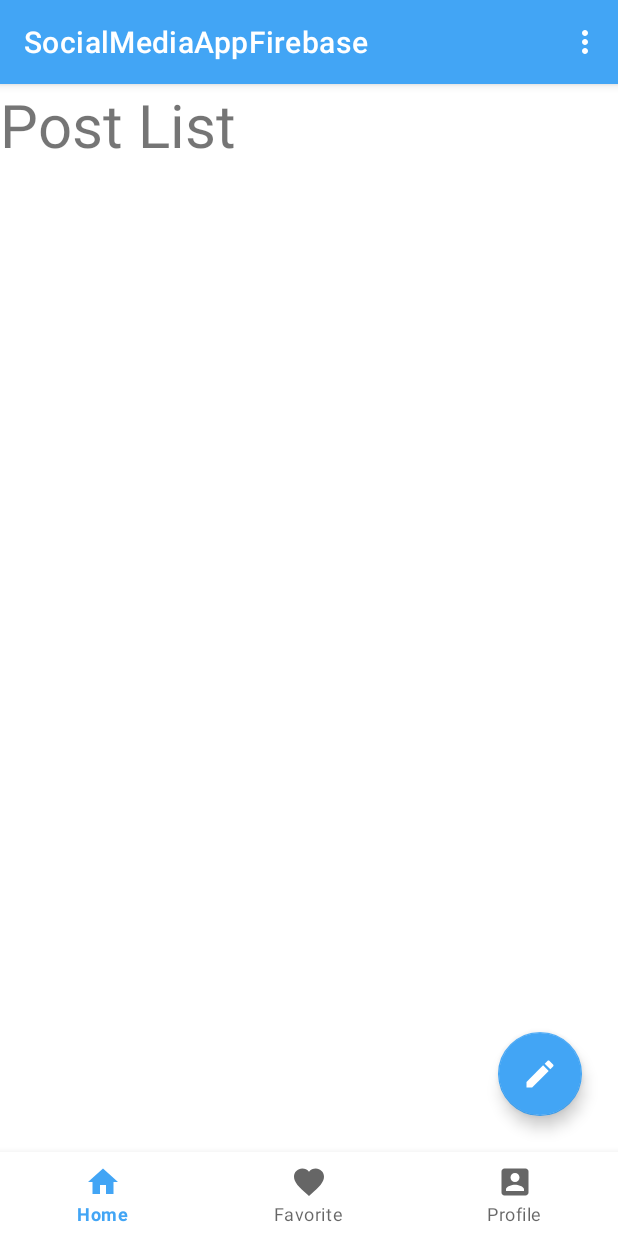
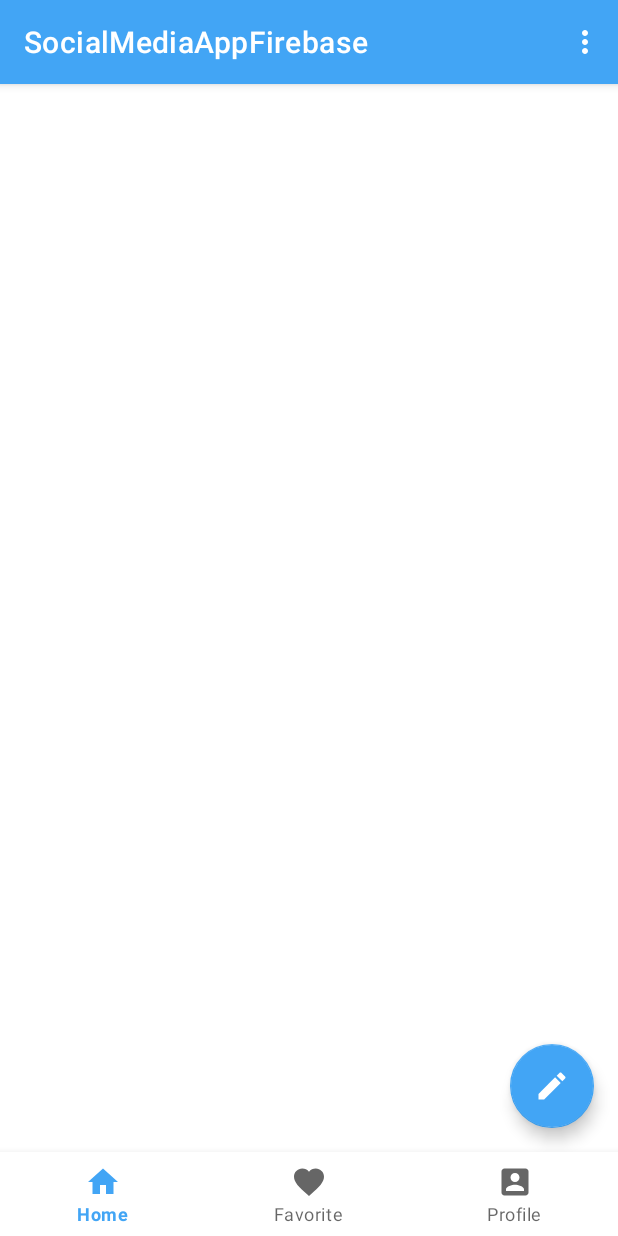
Before and after one commit to herdal06/SocialMediaAppFirebase, an Android app: the PostListFragment screen opened directly, with no data from a screen before it, on a phone screen of 412 x 824 dp. Run offline under Robolectric (Android 15) with nearby library versions, the phone set to English and light mode, and no system bars; our stand-ins replace Firebase (no records; nobody signed in at launch, a user with empty details on screens opened directly), navigation-ui.

Commit message:
List all posts

```diff
--- /dev/null
+++ b/app/src/main/java/com/herdal/socialmediaappfirebase/adapter/PostAdapter.kt
@@ -0,0 +1,27 @@
+package com.herdal.socialmediaappfirebase.adapter
+
+import android.view.LayoutInflater
+import android.view.ViewGroup
+import androidx.recyclerview.widget.RecyclerView
+import com.herdal.socialmediaappfirebase.databinding.PostRowBinding
+import com.herdal.socialmediaappfirebase.model.Post
+
+class PostAdapter(private val postList: ArrayList<Post>) : RecyclerView.Adapter<PostAdapter.PostViewHolder>() {
+    inner class PostViewHolder(val binding: PostRowBinding) : RecyclerView.ViewHolder(binding.root) {
+
+    }
+
+    override fun onCreateViewHolder(parent: ViewGroup, viewType: Int): PostViewHolder {
+        val binding = PostRowBinding.inflate(LayoutInflater.from(parent.context),parent,false)
+        return PostViewHolder(binding)
+    }
+
+    override fun onBindViewHolder(holder: PostViewHolder, position: Int) {
+        holder.binding.recyclerTextViewUserEmail.text = postList.get(position).email
+        holder.binding.recyclerTextViewUserComment.text = postList.get(position).comment
+    }
+
+    override fun getItemCount(): Int {
+        return postList.size
+    }
+}
--- /dev/null
+++ b/app/src/main/java/com/herdal/socialmediaappfirebase/model/Post.kt
@@ -0,0 +1,3 @@
+package com.herdal.socialmediaappfirebase.model
+
+data class Post(val email: String, val comment: String)
--- a/app/src/main/java/com/herdal/socialmediaappfirebase/view/post/PostListFragment.kt
+++ b/app/src/main/java/com/herdal/socialmediaappfirebase/view/post/PostListFragment.kt
@@ -2,13 +2,19 @@ package com.herdal.socialmediaappfirebase.view.post
 
 import android.os.Bundle
 import android.view.*
+import android.widget.Toast
 import androidx.fragment.app.Fragment
 import androidx.navigation.fragment.findNavController
+import androidx.recyclerview.widget.LinearLayoutManager
 import com.google.firebase.auth.FirebaseAuth
 import com.google.firebase.auth.ktx.auth
+import com.google.firebase.firestore.FirebaseFirestore
+import com.google.firebase.firestore.ktx.firestore
 import com.google.firebase.ktx.Firebase
 import com.herdal.socialmediaappfirebase.R
+import com.herdal.socialmediaappfirebase.adapter.PostAdapter
 import com.herdal.socialmediaappfirebase.databinding.FragmentPostListBinding
+import com.herdal.socialmediaappfirebase.model.Post
 import kotlinx.android.synthetic.main.fragment_post_list.view.*
 
 class PostListFragment : Fragment() {
@@ -17,6 +23,10 @@ class PostListFragment : Fragment() {
     private val binding get() = _binding!!
 
     private lateinit var auth: FirebaseAuth
+    private lateinit var db: FirebaseFirestore
+
+    private lateinit var postList: ArrayList<Post>
+    private lateinit var postAdapter: PostAdapter
 
     override fun onCreateView(
         inflater: LayoutInflater,
@@ -38,6 +48,15 @@ class PostListFragment : Fragment() {
     override fun onViewCreated(view: View, savedInstanceState: Bundle?) {
         super.onViewCreated(view, savedInstanceState)
         auth = Firebase.auth
+        db = Firebase.firestore
+
+        postList = ArrayList<Post>()
+
+        getData()
+
+        binding.recyclerView.layoutManager = LinearLayoutManager(requireContext())
+        postAdapter = PostAdapter(postList)
+        binding.recyclerView.adapter = postAdapter
 
     }
 
@@ -55,4 +74,26 @@ class PostListFragment : Fragment() {
         }
         return super.onOptionsItemSelected(item)
     }
+
+    private fun getData() {
+        db.collection("Posts").addSnapshotListener { value, error ->
+            if(error != null) {
+                Toast.makeText(requireContext(),error.localizedMessage,Toast.LENGTH_SHORT).show()
+            } else {
+                if(value != null) {
+                    if(!value.isEmpty) {
+                        val documents = value.documents
+                        for(document in documents) {
+                            val useremail = document.get("useremail") as String
+                            val comment = document.get("comment") as String
+
+                            val post = Post(useremail,comment)
+                            postList.add(post)
+                        }
+                        postAdapter.notifyDataSetChanged()
+                    }
+                }
+            }
+        }
+    }
 }
--- a/app/src/main/res/layout/fragment_post_list.xml
+++ b/app/src/main/res/layout/fragment_post_list.xml
@@ -1,29 +1,35 @@
 <?xml version="1.0" encoding="utf-8"?>
 <androidx.constraintlayout.widget.ConstraintLayout xmlns:android="http://schemas.android.com/apk/res/android"
+    xmlns:app="http://schemas.android.com/apk/res-auto"
     xmlns:tools="http://schemas.android.com/tools"
     android:layout_width="match_parent"
     android:layout_height="match_parent"
-    xmlns:app="http://schemas.android.com/apk/res-auto"
     tools:context=".view.post.PostListFragment">
 
-    <TextView
-        android:id="@+id/textView2"
-        android:layout_width="match_parent"
-        android:layout_height="match_parent"
-        android:text="Post List"
-        android:textSize="40dp" />
+
+    <androidx.recyclerview.widget.RecyclerView
+        android:id="@+id/recyclerView"
+        android:layout_width="0dp"
+        android:layout_height="0dp"
+        android:layout_marginStart="1dp"
+        android:layout_marginTop="1dp"
+        android:layout_marginEnd="1dp"
+        android:layout_marginBottom="1dp"
+        app:layout_constraintBottom_toBottomOf="parent"
+        app:layout_constraintEnd_toEndOf="parent"
+        app:layout_constraintStart_toStartOf="parent"
+        app:layout_constraintTop_toTopOf="parent" />
 
     <com.google.android.material.floatingactionbutton.FloatingActionButton
         android:id="@+id/floatingActionButton"
-        app:backgroundTint="@color/primaryColor"
         android:layout_width="wrap_content"
         android:layout_height="wrap_content"
-        android:layout_marginEnd="24dp"
-        android:layout_marginBottom="24dp"
+        android:layout_marginEnd="16dp"
+        android:layout_marginBottom="16dp"
         android:clickable="true"
         android:src="@drawable/ic_pencil"
-        app:tint="@color/white"
+        app:backgroundTint="@color/primaryColor"
         app:layout_constraintBottom_toBottomOf="parent"
-        app:layout_constraintEnd_toEndOf="parent" />
-
+        app:layout_constraintEnd_toEndOf="parent"
+        app:tint="@color/white" />
 </androidx.constraintlayout.widget.ConstraintLayout>
```
Also changed, not shown: app/src/main/res/layout/post_row.xml (added, +31 -0 lines).
